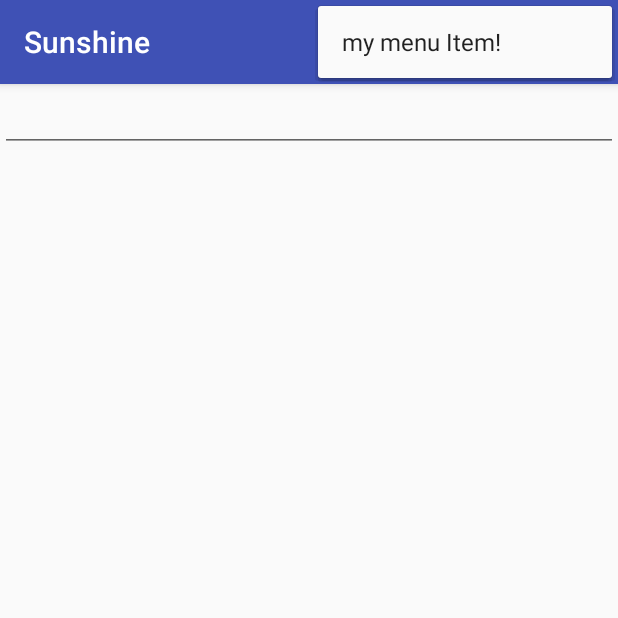
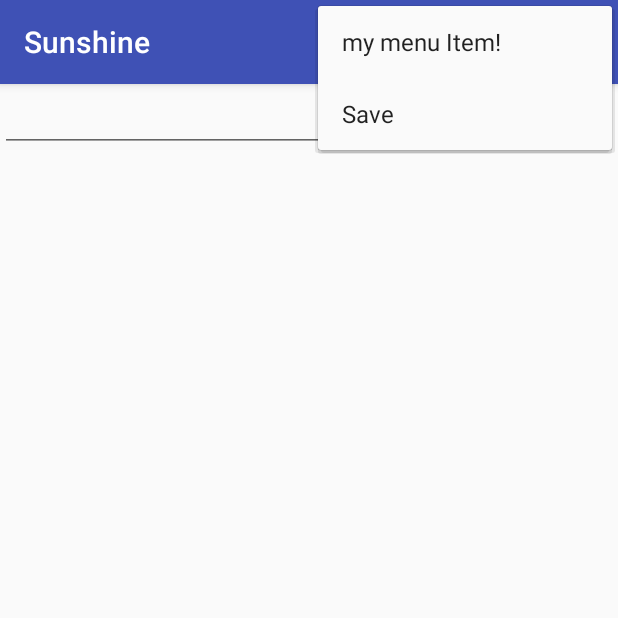
Before and after one commit to RicardEjarque/Sunshine, an Android app: the fragment settingsFragment placed in its activity, with the options menu open, on a phone screen of 412 x 824 dp, the top half of it. Run offline under Robolectric (Android 15) with nearby library versions, the phone set to English and light mode, and no system bars.

Commit message:
Task finished: Being able to introduce a city name, which is saved into app preferences, that will be the one the data is taken from

```diff
--- a/app/src/main/java/app/com/example/ricard/sunshine/settingsFragment.java
+++ b/app/src/main/java/app/com/example/ricard/sunshine/settingsFragment.java
@@ -1,14 +1,15 @@
 package app.com.example.ricard.sunshine;
 
+import android.content.Context;
 import android.os.Bundle;
 import android.support.v4.app.Fragment;
-import android.support.v7.app.AppCompatActivity;
 import android.util.Log;
 import android.view.LayoutInflater;
+import android.view.Menu;
+import android.view.MenuInflater;
 import android.view.MenuItem;
 import android.view.View;
 import android.view.ViewGroup;
-import android.content.Context;
 import android.widget.EditText;
 
 /**
@@ -19,7 +20,8 @@ public class settingsFragment extends Fragment {
 
     private final String LOG_TAG = settingsFragment.class.getSimpleName();
     SettingsSelectedListener mCallback;
-    public String postalCode;
+    public EditText city;
+    public CommonHelpers SettingsManager;
 
     public settingsFragment() {
     }
@@ -28,7 +30,7 @@ public class settingsFragment extends Fragment {
     public View onCreateView(LayoutInflater inflater, ViewGroup container,
                              Bundle savedInstanceState) {
         View rootView = inflater.inflate(R.layout.settings_main, container, false);
-
+        city = (EditText) rootView.findViewById(R.id.cityname);
         return rootView;
     }
     @Override
@@ -36,26 +38,42 @@ public class settingsFragment extends Fragment {
         super.onCreate(savedInstanceState);
         // Add this line in order for this fragment to handle menu events.
         setHasOptionsMenu(true);
+        SettingsManager = new CommonHelpers();
 
     }
+
+    @Override
+    public void onCreateOptionsMenu(Menu menu, MenuInflater inflater) {
+        // Inflate the menu; this adds items to the action bar if it is present.
+        inflater.inflate(R.menu.settingsfragment, menu);
+
+    }
+
     @Override
     public boolean onOptionsItemSelected(MenuItem item) {
         // Handle action bar item clicks here. The action bar will
         // automatically handle clicks on the Home/Up button, so long
         // as you specify a parent activity in AndroidManifest.xml.
+        Log.e(LOG_TAG, "BACK BUTTON PRESSED 0");
         int id = item.getItemId();
 
         //noinspection SimplifiableIfStatement
-        if (id == android.R.id.home) {
+        if (id == R.id.action_save) {
             Log.e(LOG_TAG, "BACK BUTTON PRESSED");
-            mCallback.onArticleSelected(postalCode);
+
+            if(SettingsManager==null){
+                Log.e(LOG_TAG, "I'M NULL!");
+            }
+            SettingsManager.writePreference(getActivity(),"CITY",city.getText().toString());
+
+            mCallback.onArticleSelected(city.getText().toString());
         }
         return super.onOptionsItemSelected(item);
     }
 
     //Interface to pass settings variables to main activity
     public interface SettingsSelectedListener {
-        void onArticleSelected(String sentPostalCode);
+        void onArticleSelected(String cityName);
     }
 
     @Override
--- a/app/src/main/res/layout/settings_main.xml
+++ b/app/src/main/res/layout/settings_main.xml
@@ -1,14 +1,15 @@
 <?xml version="1.0" encoding="utf-8"?>
 <LinearLayout xmlns:android="http://schemas.android.com/apk/res/android"
     android:orientation="vertical" android:layout_width="match_parent"
-    android:layout_height="match_parent">
+    android:layout_height="match_parent"
+    android:id="@+id/actionSettingsFragment">
 
     <EditText
         android:layout_width="match_parent"
         android:layout_height="wrap_content"
         android:inputType="textPostalAddress"
         android:ems="10"
-        android:id="@+id/postalCodeAdress"
+        android:id="@+id/cityname"
         android:imeOptions="actionSend"/>
 
 </LinearLayout>
--- /dev/null
+++ b/app/src/main/res/menu/settingsfragment.xml
@@ -0,0 +1,10 @@
+<?xml version="1.0" encoding="utf-8"?>
+<menu xmlns:android="http://schemas.android.com/apk/res/android"
+    xmlns:app="http://schemas.android.com/apk/res-auto">
+
+    <item
+        android:id="@+id/action_save"
+        android:orderInCategory="100"
+        android:title="@string/action_save"
+        app:showAsAction="never"/>
+</menu>
--- a/app/src/main/res/values/strings.xml
+++ b/app/src/main/res/values/strings.xml
@@ -1,4 +1,5 @@
 <resources>
     <string name="app_name">Sunshine</string>
     <string name="action_refresh">Refresh</string>
+    <string name="action_save">Save</string>
 </resources>
```
Also changed, not shown: app/src/main/java/app/com/example/ricard/sunshine/CommonHelpers.java (+14 -6 lines), app/src/main/java/app/com/example/ricard/sunshine/MainActivity.java (+31 -15 lines), app/src/main/java/app/com/example/ricard/sunshine/forecastFragment.java (+23 -2 lines).
